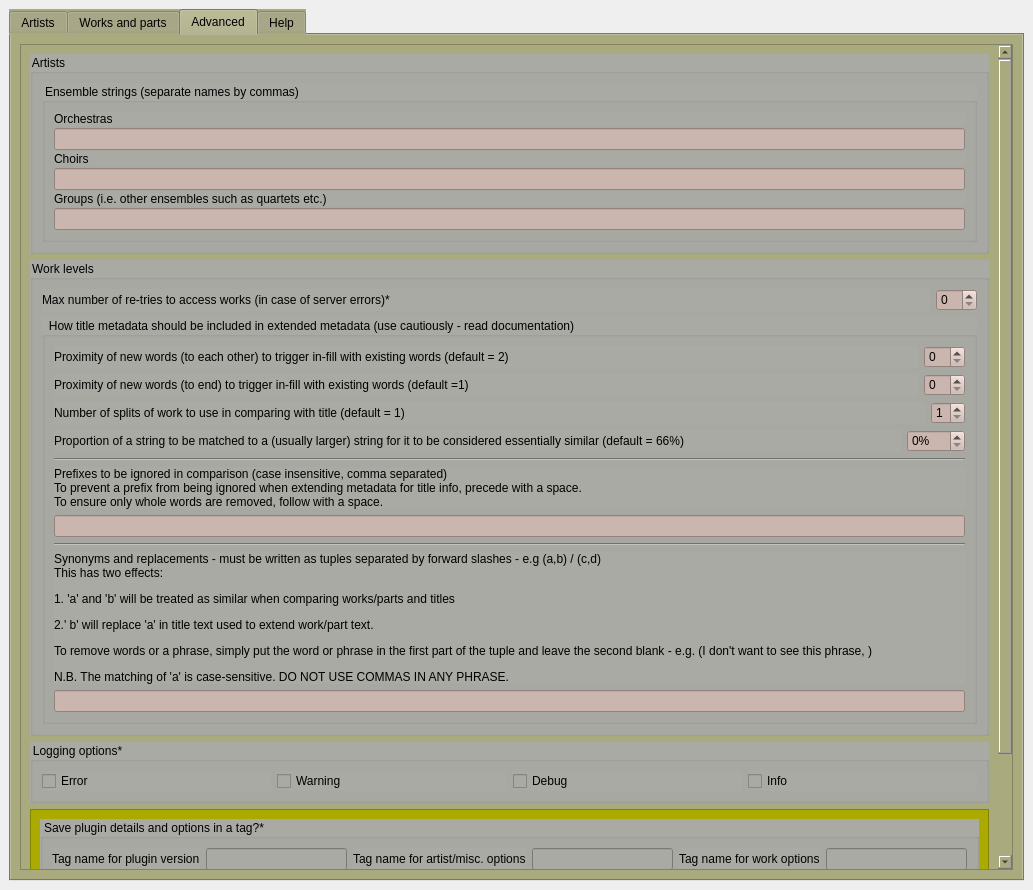
Old version of the form plugins/classical_extras/options_classical_extras.ui in the repository metabrainz/picard-plugins.
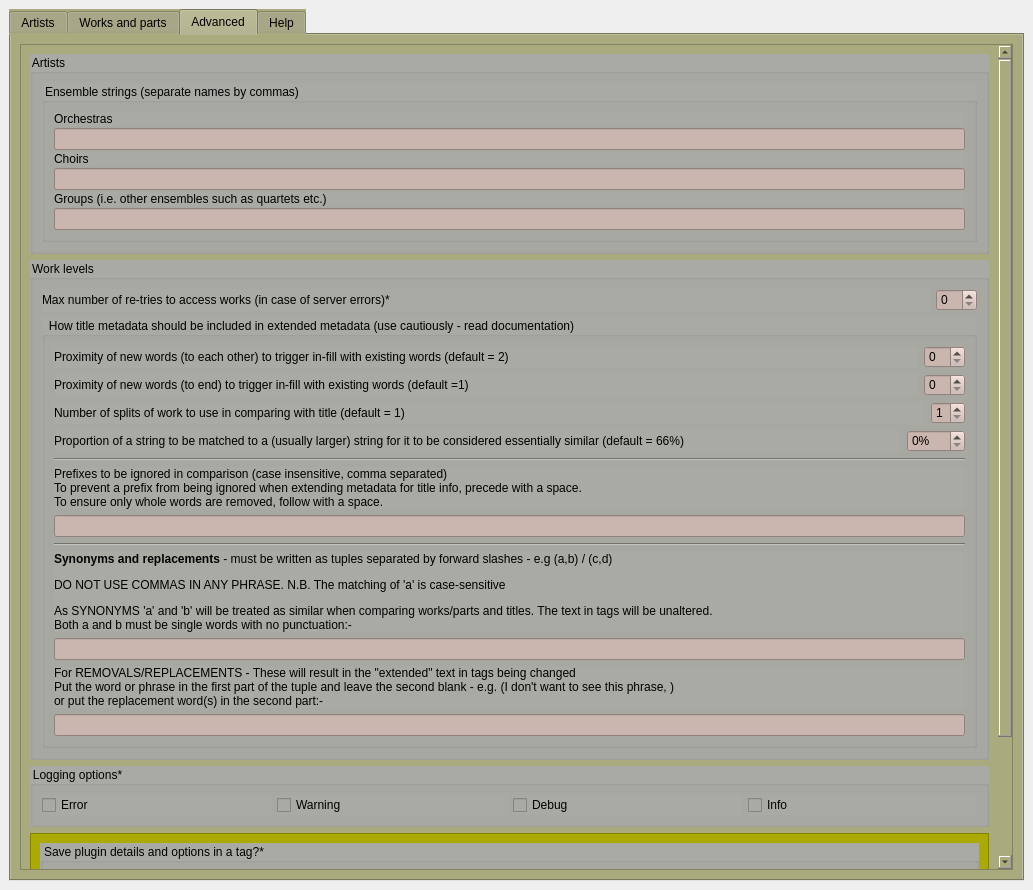
New version of the form. The open tabs and pages were chosen to show the change.

```diff
--- a/plugins/classical_extras/options_classical_extras.ui
+++ b/plugins/classical_extras/options_classical_extras.ui
@@ -3968,7 +3968,7 @@
             <x>0</x>
             <y>0</y>
             <width>972</width>
-            <height>856</height>
+            <height>877</height>
            </rect>
           </property>
           <layout class="QVBoxLayout" name="verticalLayout_18">
@@ -4291,7 +4291,7 @@
                  <item>
                   <widget class="QLabel" name="cwp_synonyms_2">
                    <property name="text">
-                    <string>&lt;html&gt;&lt;head/&gt;&lt;body&gt;&lt;p&gt;Synonyms and replacements - must be written as tuples separated by forward slashes - e.g (a,b) / (c,d)&lt;br/&gt;This has two effects:&lt;/p&gt;&lt;p&gt;1. 'a' and 'b' will be treated as similar when comparing works/parts and titles&lt;/p&gt;&lt;p&gt;2.' b' will replace 'a' in title text used to extend work/part text.&lt;/p&gt;&lt;p&gt;To remove words or a phrase, simply put the word or phrase in the first part of the tuple and leave the second blank - e.g. (I don't want to see this phrase, )&lt;/p&gt;&lt;p&gt;N.B. The matching of 'a' is case-sensitive. DO NOT USE COMMAS IN ANY PHRASE.&lt;/p&gt;&lt;/body&gt;&lt;/html&gt;</string>
+                    <string>&lt;html&gt;&lt;head/&gt;&lt;body&gt;&lt;p&gt;&lt;strong&gt;Synonyms and replacements&lt;/strong&gt; - must be written as tuples separated by forward slashes - e.g (a,b) / (c,d)&lt;p&gt;DO NOT USE COMMAS IN ANY PHRASE. N.B. The matching of 'a' is case-sensitive&lt;/p&gt;As SYNONYMS 'a' and 'b' will be treated as similar when comparing works/parts and titles. The text in tags will be unaltered.&lt;br/&gt; Both a and b must be single words with no punctuation:-&lt;/p&gt;&lt;/body&gt;&lt;/html&gt;</string>
                    </property>
                   </widget>
                  </item>
@@ -4302,6 +4302,20 @@
                    </property>
                   </widget>
                  </item>
+                 <item>
+                  <widget class="QLabel" name="label_16">
+                   <property name="text">
+                    <string>&lt;html&gt;&lt;p&gt;For REMOVALS/REPLACEMENTS - These will result in the &quot;extended&quot; text in tags being changed&lt;br/&gt;Put the word or phrase in the first part of the tuple and leave the second blank - e.g. (I don't want to see this phrase, ) &lt;br/&gt;or put the replacement word(s) in the second part:-&lt;/p&gt;&lt;/html&gt;</string>
+                   </property>
+                  </widget>
+                 </item>
+                 <item>
+                  <widget class="QLineEdit" name="cwp_replacements">
+                   <property name="styleSheet">
+                    <string notr="true">background-color: rgb(203, 182, 175);</string>
+                   </property>
+                  </widget>
+                 </item>
                 </layout>
                </widget>
               </item>
```
Left out of the diff: 2 changed lines with no effect on the pictures.
